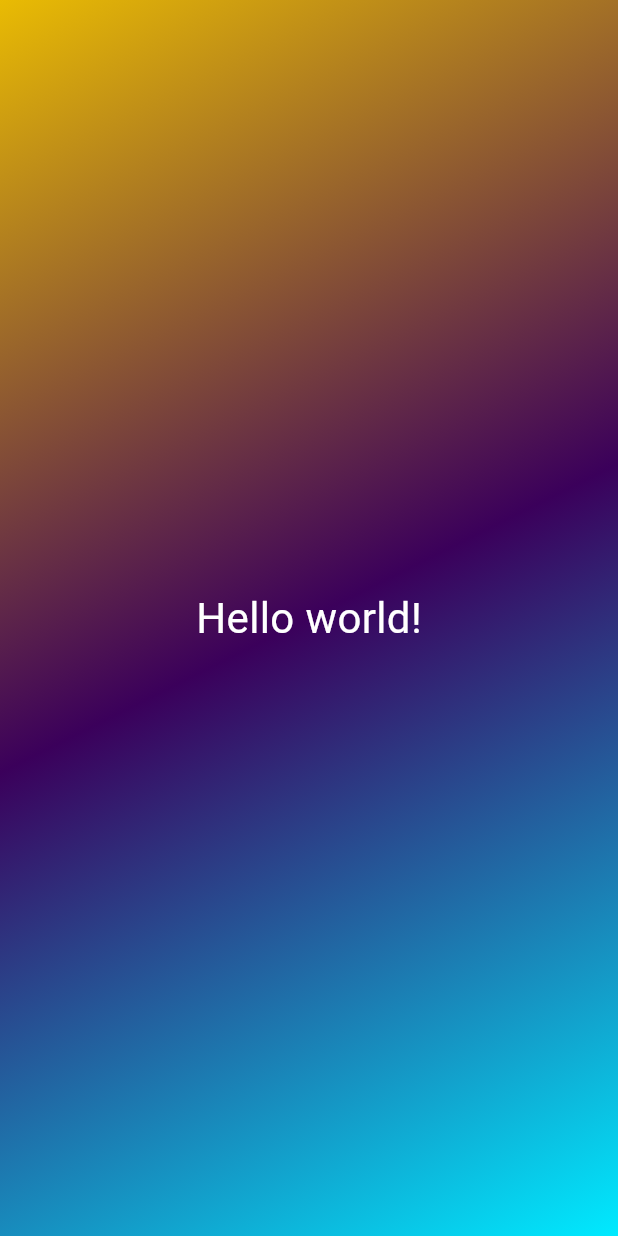
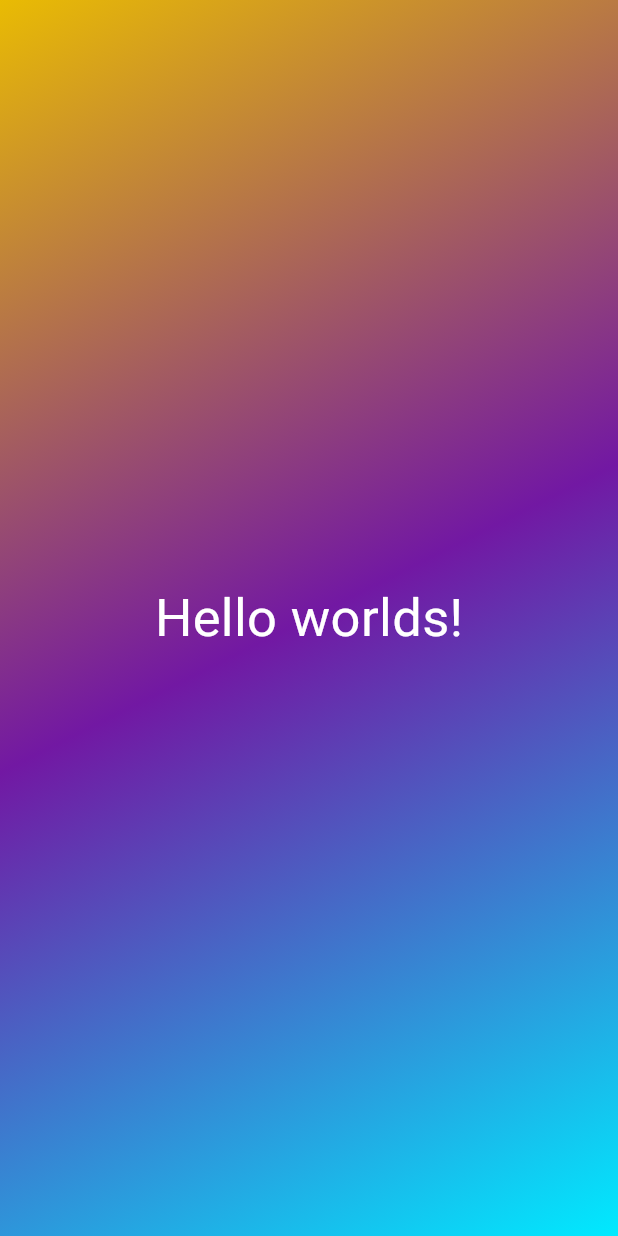
Before and after one commit to DTA-Wijesekara/Roll-Dice-App, a Flutter app: the screen it shows after launch, on a phone screen of 412 x 824 dp. Run offline on Flutter 3.47's test engine with Material 3 defaults, Android fonts, the phone set to English and light mode, and no system bars.

Commit message:
undestand classes

```diff
--- a/lib/main.dart
+++ b/lib/main.dart
@@ -4,12 +4,21 @@ void main() {
   runApp(
     MaterialApp(
       home: Scaffold(
-        body: Container(
+        body: GradientContainer(),
+      ),
+    ),
+  );
+}
+
+class GradientContainer extends StatelessWidget {
+  @override
+  Widget build(context) {
+    return Container(
       decoration: const BoxDecoration(
         gradient: LinearGradient(
           colors: [
             Color.fromARGB(255, 233, 187, 3),
-                Color.fromARGB(255, 59, 0, 91),
+            Color.fromARGB(255, 114, 24, 163),
             Color.fromRGBO(0, 234, 255, 1),
           ],
           begin: Alignment.topLeft,
@@ -18,15 +27,13 @@ void main() {
       ),
       child: const Center(
         child: Text(
-              'Hello world!',
+          'Hello worlds!',
           style: TextStyle(
             color: Colors.white,
-                fontSize: 28,
-              ),
-            ),
-          ),
+            fontSize: 35,
           ),
         ),
       ),
     );
   }
+}
```
Lines whose indentation alone changed are shown as unchanged.
